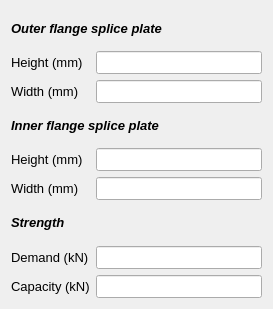
Above: Connections/Moment/BBSpliceCoverPlate/BBSpliceCoverPlateBolted/ui_flangespliceplate_inner.ui from osdag-admin/Osdag before the change. Below: the same form after it.
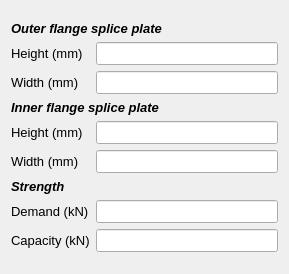
That is the form after the change.

```diff
--- a/Connections/Moment/BBSpliceCoverPlate/BBSpliceCoverPlateBolted/ui_flangespliceplate_inner.ui
+++ b/Connections/Moment/BBSpliceCoverPlate/BBSpliceCoverPlateBolted/ui_flangespliceplate_inner.ui
@@ -6,58 +6,15 @@
    <rect>
     <x>0</x>
     <y>0</y>
-    <width>273</width>
-    <height>309</height>
+    <width>289</width>
+    <height>274</height>
    </rect>
   </property>
   <property name="windowTitle">
    <string>Flange splice plate</string>
   </property>
-  <layout class="QGridLayout" name="gridLayout">
-   <item row="1" column="1">
-    <widget class="QLineEdit" name="txt_outer_plateHeight">
-     <property name="font">
-      <font>
-       <pointsize>10</pointsize>
-       <weight>50</weight>
-       <bold>false</bold>
-      </font>
-     </property>
-     <property name="readOnly">
-      <bool>true</bool>
-     </property>
-    </widget>
-   </item>
-   <item row="3" column="0" colspan="2">
-    <widget class="QLabel" name="label_3">
-     <property name="font">
-      <font>
-       <pointsize>10</pointsize>
-       <weight>75</weight>
-       <italic>true</italic>
-       <bold>true</bold>
-      </font>
-     </property>
-     <property name="text">
-      <string>Inner flange splice plate</string>
-     </property>
-    </widget>
-   </item>
-   <item row="8" column="1">
-    <widget class="QLineEdit" name="txt_plateCapacity">
-     <property name="font">
-      <font>
-       <pointsize>10</pointsize>
-       <weight>50</weight>
-       <bold>false</bold>
-      </font>
-     </property>
-     <property name="readOnly">
-      <bool>true</bool>
-     </property>
-    </widget>
-   </item>
-   <item row="0" column="0" colspan="2">
+  <layout class="QFormLayout" name="formLayout">
+   <item row="1" column="0" colspan="2">
     <widget class="QLabel" name="label">
      <property name="font">
       <font>
@@ -72,42 +29,8 @@
      </property>
     </widget>
    </item>
-   <item row="8" column="0">
-    <widget class="QLabel" name="label_164">
-     <property name="font">
-      <font>
-       <pointsize>10</pointsize>
-       <weight>50</weight>
-       <bold>false</bold>
-      </font>
-     </property>
-     <property name="focusPolicy">
-      <enum>Qt::NoFocus</enum>
-     </property>
-     <property name="text">
-      <string>&lt;html&gt;&lt;head/&gt;&lt;body&gt;&lt;p&gt;Capacity (kN)&lt;/p&gt;&lt;/body&gt;&lt;/html&gt;</string>
-     </property>
-    </widget>
-   </item>
-   <item row="7" column="0">
-    <widget class="QLabel" name="label_163">
-     <property name="font">
-      <font>
-       <pointsize>10</pointsize>
-       <weight>50</weight>
-       <bold>false</bold>
-      </font>
-     </property>
-     <property name="focusPolicy">
-      <enum>Qt::NoFocus</enum>
-     </property>
-     <property name="text">
-      <string>&lt;html&gt;&lt;head/&gt;&lt;body&gt;&lt;p&gt;Demand (kN)&lt;/p&gt;&lt;/body&gt;&lt;/html&gt;</string>
-     </property>
-    </widget>
-   </item>
    <item row="2" column="0">
-    <widget class="QLabel" name="label_2">
+    <widget class="QLabel" name="plateHeight">
      <property name="font">
       <font>
        <pointsize>10</pointsize>
@@ -116,11 +39,39 @@
       </font>
      </property>
      <property name="text">
-      <string>Width (mm)</string>
+      <string>Height (mm)</string>
      </property>
     </widget>
    </item>
    <item row="2" column="1">
+    <widget class="QLineEdit" name="txt_outer_plateHeight">
+     <property name="font">
+      <font>
+       <pointsize>10</pointsize>
+       <weight>50</weight>
+       <bold>false</bold>
+      </font>
+     </property>
+     <property name="readOnly">
+      <bool>true</bool>
+     </property>
+    </widget>
+   </item>
+   <item row="3" column="0">
+    <widget class="QLabel" name="label_2">
+     <property name="font">
+      <font>
+       <pointsize>10</pointsize>
+       <weight>50</weight>
+       <bold>false</bold>
+      </font>
+     </property>
+     <property name="text">
+      <string>Width (mm)</string>
+     </property>
+    </widget>
+   </item>
+   <item row="3" column="1">
     <widget class="QLineEdit" name="txt_outer_plateWidth">
      <property name="font">
       <font>
@@ -134,13 +85,26 @@
      </property>
     </widget>
    </item>
-   <item row="1" column="0">
-    <widget class="QLabel" name="plateHeight">
+   <item row="4" column="0" colspan="2">
+    <widget class="QLabel" name="label_3">
      <property name="font">
       <font>
        <pointsize>10</pointsize>
-       <weight>50</weight>
-       <bold>false</bold>
+       <weight>75</weight>
+       <italic>true</italic>
+       <bold>true</bold>
+      </font>
+     </property>
+     <property name="text">
+      <string>Inner flange splice plate</string>
+     </property>
+    </widget>
+   </item>
+   <item row="5" column="0">
+    <widget class="QLabel" name="label_4">
+     <property name="font">
+      <font>
+       <pointsize>10</pointsize>
       </font>
      </property>
      <property name="text">
@@ -148,7 +112,37 @@
      </property>
     </widget>
    </item>
+   <item row="5" column="1">
+    <widget class="QLineEdit" name="txt_inner_plateHeight">
+     <property name="font">
+      <font>
+       <pointsize>10</pointsize>
+      </font>
+     </property>
+    </widget>
+   </item>
    <item row="6" column="0">
+    <widget class="QLabel" name="label_5">
+     <property name="font">
+      <font>
+       <pointsize>10</pointsize>
+      </font>
+     </property>
+     <property name="text">
+      <string>Width (mm)</string>
+     </property>
+    </widget>
+   </item>
+   <item row="6" column="1">
+    <widget class="QLineEdit" name="txt_inner_plateWidth">
+     <property name="font">
+      <font>
+       <pointsize>10</pointsize>
+      </font>
+     </property>
+    </widget>
+   </item>
+   <item row="7" column="0">
     <widget class="QLabel" name="label_162">
      <property name="font">
       <font>
@@ -166,7 +160,24 @@
      </property>
     </widget>
    </item>
-   <item row="7" column="1">
+   <item row="8" column="0">
+    <widget class="QLabel" name="label_163">
+     <property name="font">
+      <font>
+       <pointsize>10</pointsize>
+       <weight>50</weight>
+       <bold>false</bold>
+      </font>
+     </property>
+     <property name="focusPolicy">
+      <enum>Qt::NoFocus</enum>
+     </property>
+     <property name="text">
+      <string>&lt;html&gt;&lt;head/&gt;&lt;body&gt;&lt;p&gt;Demand (kN)&lt;/p&gt;&lt;/body&gt;&lt;/html&gt;</string>
+     </property>
+    </widget>
+   </item>
+   <item row="8" column="1">
     <widget class="QLineEdit" name="txt_plateDemand">
      <property name="font">
       <font>
@@ -180,47 +191,62 @@
      </property>
     </widget>
    </item>
-   <item row="4" column="1">
-    <widget class="QLineEdit" name="txt_inner_plateHeight">
+   <item row="9" column="0">
+    <widget class="QLabel" name="label_164">
      <property name="font">
       <font>
        <pointsize>10</pointsize>
+       <weight>50</weight>
+       <bold>false</bold>
       </font>
      </property>
-    </widget>
-   </item>
-   <item row="4" column="0">
-    <widget class="QLabel" name="label_4">
-     <property name="font">
-      <font>
-       <pointsize>10</pointsize>
-      </font>
+     <property name="focusPolicy">
+      <enum>Qt::NoFocus</enum>
      </property>
      <property name="text">
-      <string>Height (mm)</string>
+      <string>&lt;html&gt;&lt;head/&gt;&lt;body&gt;&lt;p&gt;Capacity (kN)&lt;/p&gt;&lt;/body&gt;&lt;/html&gt;</string>
      </property>
     </widget>
    </item>
-   <item row="5" column="0">
-    <widget class="QLabel" name="label_5">
+   <item row="9" column="1">
+    <widget class="QLineEdit" name="txt_plateCapacity">
      <property name="font">
       <font>
        <pointsize>10</pointsize>
+       <weight>50</weight>
+       <bold>false</bold>
       </font>
      </property>
-     <property name="text">
-      <string>Width (mm)</string>
+     <property name="readOnly">
+      <bool>true</bool>
      </property>
     </widget>
    </item>
-   <item row="5" column="1">
-    <widget class="QLineEdit" name="txt_inner_plateWidth">
-     <property name="font">
-      <font>
-       <pointsize>10</pointsize>
-      </font>
+   <item row="0" column="0">
+    <spacer name="verticalSpacer">
+     <property name="orientation">
+      <enum>Qt::Vertical</enum>
      </property>
-    </widget>
+     <property name="sizeHint" stdset="0">
+      <size>
+       <width>20</width>
+       <height>40</height>
+      </size>
+     </property>
+    </spacer>
+   </item>
+   <item row="10" column="1">
+    <spacer name="verticalSpacer_2">
+     <property name="orientation">
+      <enum>Qt::Vertical</enum>
+     </property>
+     <property name="sizeHint" stdset="0">
+      <size>
+       <width>20</width>
+       <height>40</height>
+      </size>
+     </property>
+    </spacer>
    </item>
   </layout>
  </widget>
```
